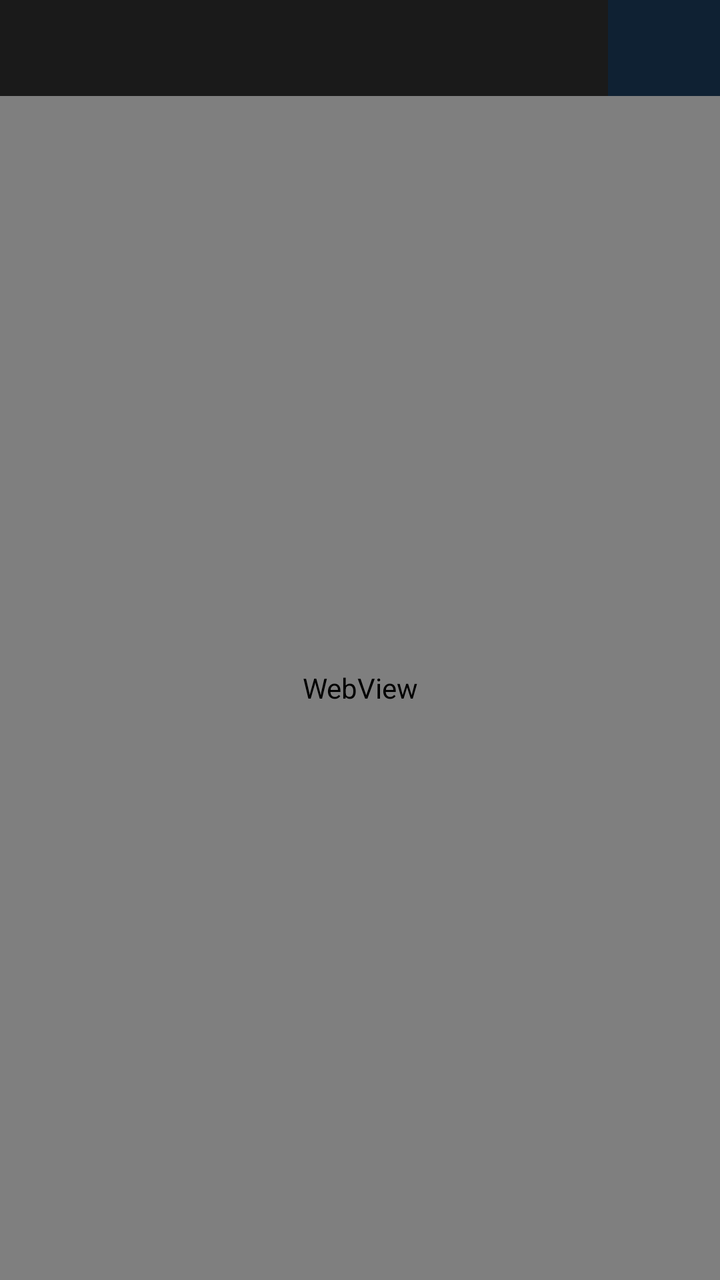
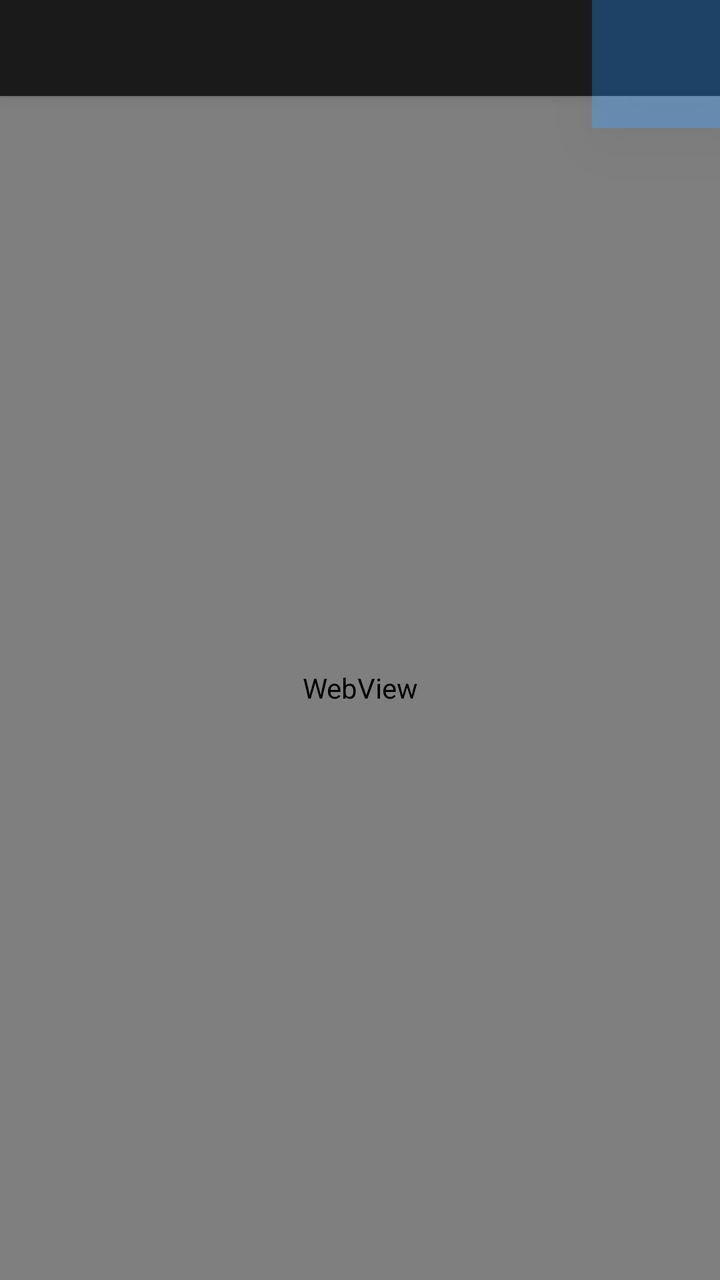

Before-and-after screenshots of an Android layout around one commit, followed by the original layout XML and the change that was made.
<!-- AndroidManifest.xml: application theme Theme.KioskMDA -->
<!-- res/layout/activity_main.xml -->
<?xml version="1.0" encoding="utf-8"?>
<androidx.constraintlayout.widget.ConstraintLayout
    xmlns:android="http://schemas.android.com/apk/res/android"
    xmlns:app="http://schemas.android.com/apk/res-auto"
    android:layout_width="match_parent"
    android:layout_height="match_parent"
    android:background="@android:color/black"
    android:fitsSystemWindows="false">

    <HorizontalScrollView
        android:id="@+id/bookmarkBarScroll"
        android:layout_width="0dp"
        android:layout_height="48dp"
        android:background="#1A1A1A"
        android:scrollbars="none"
        app:layout_constraintTop_toTopOf="parent"
        app:layout_constraintStart_toStartOf="parent"
        app:layout_constraintEnd_toStartOf="@id/adminTrigger">

        <LinearLayout
            android:id="@+id/bookmarkBar"
            android:layout_width="wrap_content"
            android:layout_height="match_parent"
            android:orientation="horizontal"
            android:padding="4dp"
            android:visibility="gone" />
    </HorizontalScrollView>

    <View
        android:id="@+id/adminTrigger"
        android:layout_width="56dp"
        android:layout_height="56dp"
        android:background="#334DA3FF"
        app:layout_constraintTop_toTopOf="parent"
        app:layout_constraintEnd_toEndOf="parent"
        android:contentDescription="@string/admin_trigger_desc" />

    <WebView
        android:id="@+id/webView"
        android:layout_width="0dp"
        android:layout_height="0dp"
        app:layout_constraintTop_toBottomOf="@id/bookmarkBarScroll"
        app:layout_constraintBottom_toBottomOf="parent"
        app:layout_constraintStart_toStartOf="parent"
        app:layout_constraintEnd_toEndOf="parent" />

</androidx.constraintlayout.widget.ConstraintLayout>
<!-- resources referenced by this layout -->
<resources>
  <string name="admin_trigger_desc">Admin-Menü öffnen</string>
  <style name="Theme.KioskMDA" parent="Theme.Material3.DayNight.NoActionBar">
          <item name="android:windowFullscreen">true</item>
          <item name="android:windowLayoutInDisplayCutoutMode" tools:targetApi="p">shortEdges</item>
          <item name="android:statusBarColor">@android:color/black</item>
          <item name="android:navigationBarColor">@android:color/black</item>
          <item name="android:windowLightStatusBar" tools:targetApi="m">false</item>
      </style>
</resources>

<!-- the commit's change to res/layout/activity_main.xml (unified diff, before → after) -->
@@ -7,15 +7,26 @@
     android:background="@android:color/black"
     android:fitsSystemWindows="false">
 
+    
+    <WebView
+        android:id="@+id/webView"
+        android:layout_width="0dp"
+        android:layout_height="0dp"
+        app:layout_constraintTop_toBottomOf="@+id/bookmarkBarScroll"
+        app:layout_constraintBottom_toBottomOf="parent"
+        app:layout_constraintStart_toStartOf="parent"
+        app:layout_constraintEnd_toEndOf="parent" />
+
     <HorizontalScrollView
         android:id="@+id/bookmarkBarScroll"
         android:layout_width="0dp"
         android:layout_height="48dp"
         android:background="#1A1A1A"
         android:scrollbars="none"
+        android:elevation="4dp"
         app:layout_constraintTop_toTopOf="parent"
         app:layout_constraintStart_toStartOf="parent"
-        app:layout_constraintEnd_toStartOf="@id/adminTrigger">
+        app:layout_constraintEnd_toStartOf="@+id/adminTrigger">
 
         <LinearLayout
             android:id="@+id/bookmarkBar"
@@ -26,22 +37,17 @@
             android:visibility="gone" />
     </HorizontalScrollView>
 
+    
     <View
         android:id="@+id/adminTrigger"
-        android:layout_width="56dp"
-        android:layout_height="56dp"
-        android:background="#334DA3FF"
+        android:layout_width="64dp"
+        android:layout_height="64dp"
+        android:background="#664DA3FF"
+        android:elevation="20dp"
+        android:clickable="true"
+        android:focusable="true"
         app:layout_constraintTop_toTopOf="parent"
         app:layout_constraintEnd_toEndOf="parent"
         android:contentDescription="@string/admin_trigger_desc" />
 
-    <WebView
-        android:id="@+id/webView"
-        android:layout_width="0dp"
-        android:layout_height="0dp"
-        app:layout_constraintTop_toBottomOf="@id/bookmarkBarScroll"
-        app:layout_constraintBottom_toBottomOf="parent"
-        app:layout_constraintStart_toStartOf="parent"
-        app:layout_constraintEnd_toEndOf="parent" />
-
 </androidx.constraintlayout.widget.ConstraintLayout>
